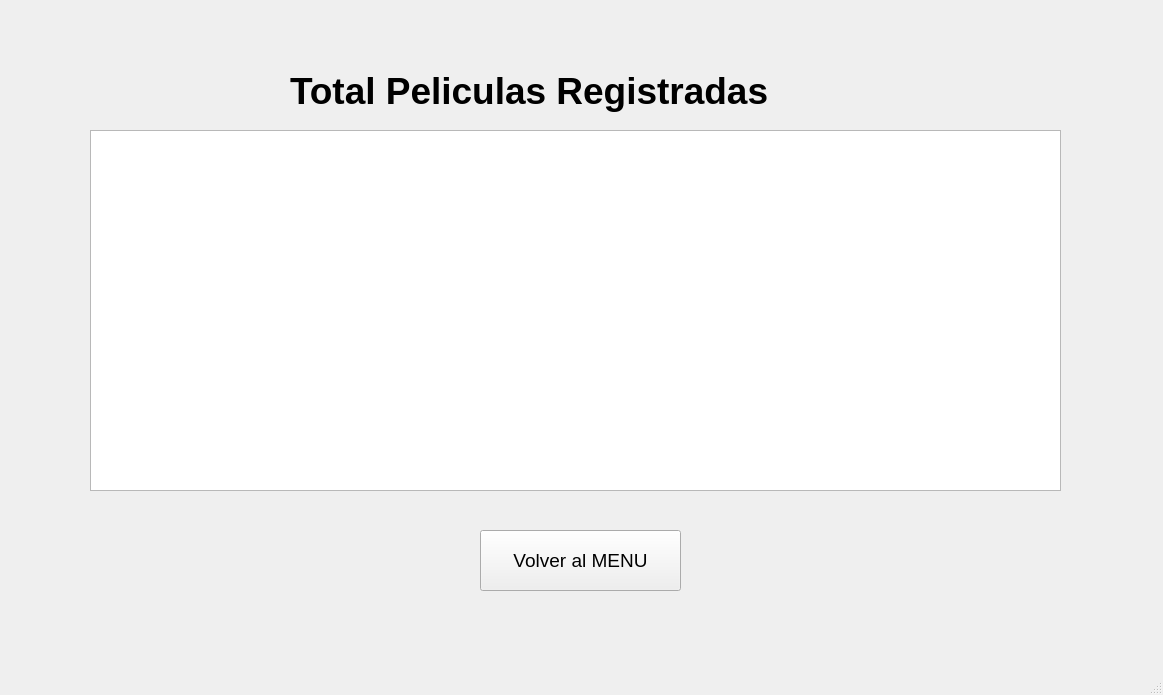
Alexiss210/CRUD-REGISTRO-CINE, file mainwindow.ui: the form before one commit.
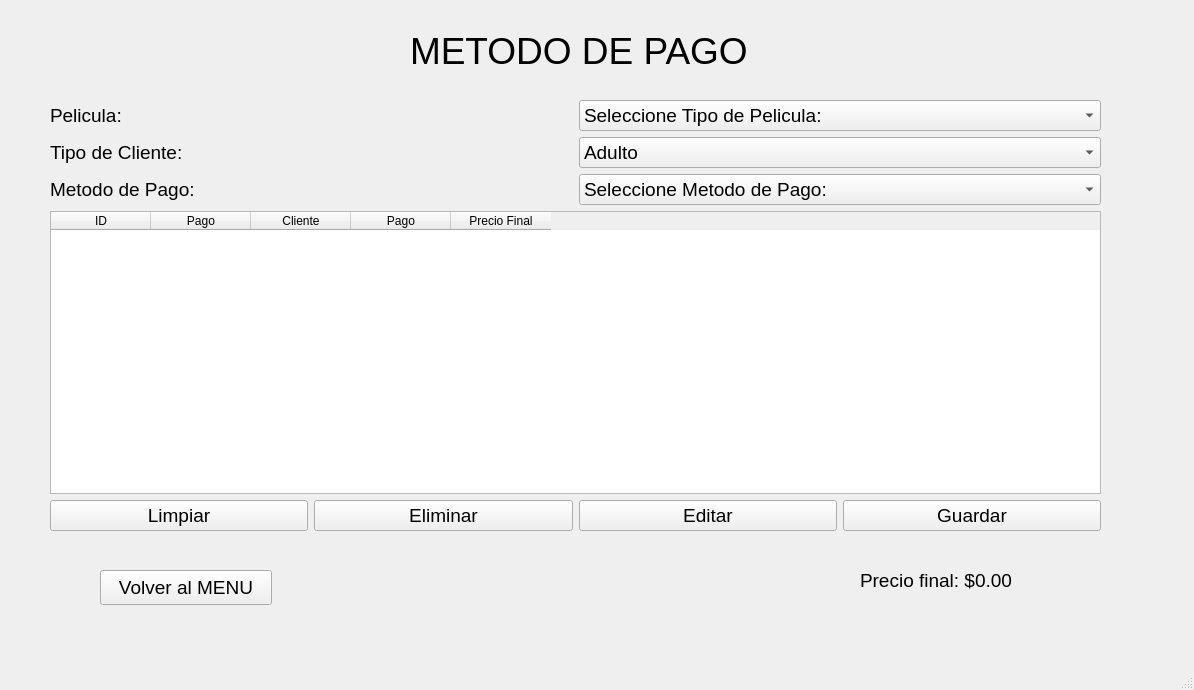
The form after the commit. The open tabs and pages were chosen to show the change.

Commit message: Agregar un nuevo CRUD de METODO DE PAGO

Patch:
```diff
--- a/mainwindow.ui
+++ b/mainwindow.ui
@@ -6,8 +6,8 @@
    <rect>
     <x>0</x>
     <y>0</y>
-    <width>1163</width>
-    <height>695</height>
+    <width>1194</width>
+    <height>690</height>
    </rect>
   </property>
   <property name="font">
@@ -24,9 +24,9 @@
     <property name="geometry">
      <rect>
       <x>0</x>
-      <y>10</y>
-      <width>1151</width>
-      <height>591</height>
+      <y>0</y>
+      <width>1171</width>
+      <height>677</height>
      </rect>
     </property>
     <property name="currentIndex">
@@ -346,49 +346,216 @@
      </widget>
     </widget>
     <widget class="QWidget" name="page_2">
-     <widget class="QLabel" name="lblTotalEntradas">
-      <property name="geometry">
-       <rect>
-        <x>290</x>
-        <y>50</y>
-        <width>611</width>
-        <height>61</height>
-       </rect>
-      </property>
-      <property name="font">
-       <font>
-        <family>Arial</family>
-        <pointsize>28</pointsize>
-        <bold>true</bold>
-       </font>
-      </property>
-      <property name="text">
-       <string>Total Peliculas Registradas</string>
-      </property>
-     </widget>
-     <widget class="QListWidget" name="listaPeliculas">
-      <property name="geometry">
-       <rect>
-        <x>90</x>
-        <y>120</y>
-        <width>971</width>
-        <height>361</height>
-       </rect>
-      </property>
-     </widget>
      <widget class="QPushButton" name="btnVolverMenu2">
       <property name="geometry">
        <rect>
-        <x>480</x>
-        <y>520</y>
-        <width>201</width>
-        <height>61</height>
+        <x>100</x>
+        <y>570</y>
+        <width>172</width>
+        <height>35</height>
        </rect>
       </property>
       <property name="text">
        <string>Volver al MENU</string>
       </property>
      </widget>
+     <widget class="QLabel" name="lblPrecioFinal">
+      <property name="geometry">
+       <rect>
+        <x>860</x>
+        <y>540</y>
+        <width>251</width>
+        <height>81</height>
+       </rect>
+      </property>
+      <property name="text">
+       <string>Precio final: $0.00</string>
+      </property>
+     </widget>
+     <widget class="QLabel" name="label_11">
+      <property name="geometry">
+       <rect>
+        <x>410</x>
+        <y>30</y>
+        <width>471</width>
+        <height>41</height>
+       </rect>
+      </property>
+      <property name="font">
+       <font>
+        <family>Arial</family>
+        <pointsize>28</pointsize>
+       </font>
+      </property>
+      <property name="text">
+       <string>METODO DE PAGO</string>
+      </property>
+     </widget>
+     <widget class="QWidget" name="">
+      <property name="geometry">
+       <rect>
+        <x>50</x>
+        <y>100</y>
+        <width>1051</width>
+        <height>431</height>
+       </rect>
+      </property>
+      <layout class="QVBoxLayout" name="verticalLayout_2">
+       <item>
+        <layout class="QVBoxLayout" name="verticalLayout_5">
+         <item>
+          <layout class="QHBoxLayout" name="horizontalLayout_2">
+           <item>
+            <layout class="QVBoxLayout" name="verticalLayout_4">
+             <item>
+              <widget class="QLabel" name="label_8">
+               <property name="text">
+                <string>Pelicula:</string>
+               </property>
+              </widget>
+             </item>
+             <item>
+              <widget class="QLabel" name="label_9">
+               <property name="text">
+                <string>Tipo de Cliente:</string>
+               </property>
+              </widget>
+             </item>
+             <item>
+              <widget class="QLabel" name="label_10">
+               <property name="text">
+                <string>Metodo de Pago:</string>
+               </property>
+              </widget>
+             </item>
+            </layout>
+           </item>
+           <item>
+            <layout class="QVBoxLayout" name="verticalLayout_3">
+             <item>
+              <widget class="QComboBox" name="cmbPelicula">
+               <item>
+                <property name="text">
+                 <string>Seleccione Tipo de Pelicula:</string>
+                </property>
+               </item>
+              </widget>
+             </item>
+             <item>
+              <widget class="QComboBox" name="cmbTipoCliente">
+               <item>
+                <property name="text">
+                 <string>Adulto</string>
+                </property>
+               </item>
+               <item>
+                <property name="text">
+                 <string>Adulto Mayor</string>
+                </property>
+               </item>
+               <item>
+                <property name="text">
+                 <string>Infantil</string>
+                </property>
+               </item>
+              </widget>
+             </item>
+             <item>
+              <widget class="QComboBox" name="cmbMetodoPago">
+               <item>
+                <property name="text">
+                 <string>Seleccione Metodo de Pago:</string>
+                </property>
+               </item>
+               <item>
+                <property name="text">
+                 <string>Efectivo</string>
+                </property>
+               </item>
+               <item>
+                <property name="text">
+                 <string>Tarjeta</string>
+                </property>
+               </item>
+               <item>
+                <property name="text">
+                 <string>Transferencia</string>
+                </property>
+               </item>
+              </widget>
+             </item>
+            </layout>
+           </item>
+          </layout>
+         </item>
+         <item>
+          <widget class="QTableWidget" name="tblVentas">
+           <property name="columnCount">
+            <number>5</number>
+           </property>
+           <column>
+            <property name="text">
+             <string>ID</string>
+            </property>
+           </column>
+           <column>
+            <property name="text">
+             <string>Pago</string>
+            </property>
+           </column>
+           <column>
+            <property name="text">
+             <string>Cliente</string>
+            </property>
+           </column>
+           <column>
+            <property name="text">
+             <string>Pago</string>
+            </property>
+           </column>
+           <column>
+            <property name="text">
+             <string>Precio Final</string>
+            </property>
+           </column>
+          </widget>
+         </item>
+        </layout>
+       </item>
+       <item>
+        <layout class="QHBoxLayout" name="horizontalLayout_3">
+         <item>
+          <widget class="QPushButton" name="btnLimpiarVenta">
+           <property name="text">
+            <string>Limpiar</string>
+           </property>
+          </widget>
+         </item>
+         <item>
+          <widget class="QPushButton" name="btnEliminarVenta">
+           <property name="text">
+            <string>Eliminar</string>
+           </property>
+          </widget>
+         </item>
+         <item>
+          <widget class="QPushButton" name="btnEditarVenta">
+           <property name="text">
+            <string>Editar</string>
+           </property>
+          </widget>
+         </item>
+         <item>
+          <widget class="QPushButton" name="btnGuardarVenta">
+           <property name="text">
+            <string>Guardar</string>
+           </property>
+          </widget>
+         </item>
+        </layout>
+       </item>
+      </layout>
+     </widget>
     </widget>
    </widget>
   </widget>
```
Left out of the diff: 31 changed lines with no effect on the pictures. The commit also changes 21 other files.
